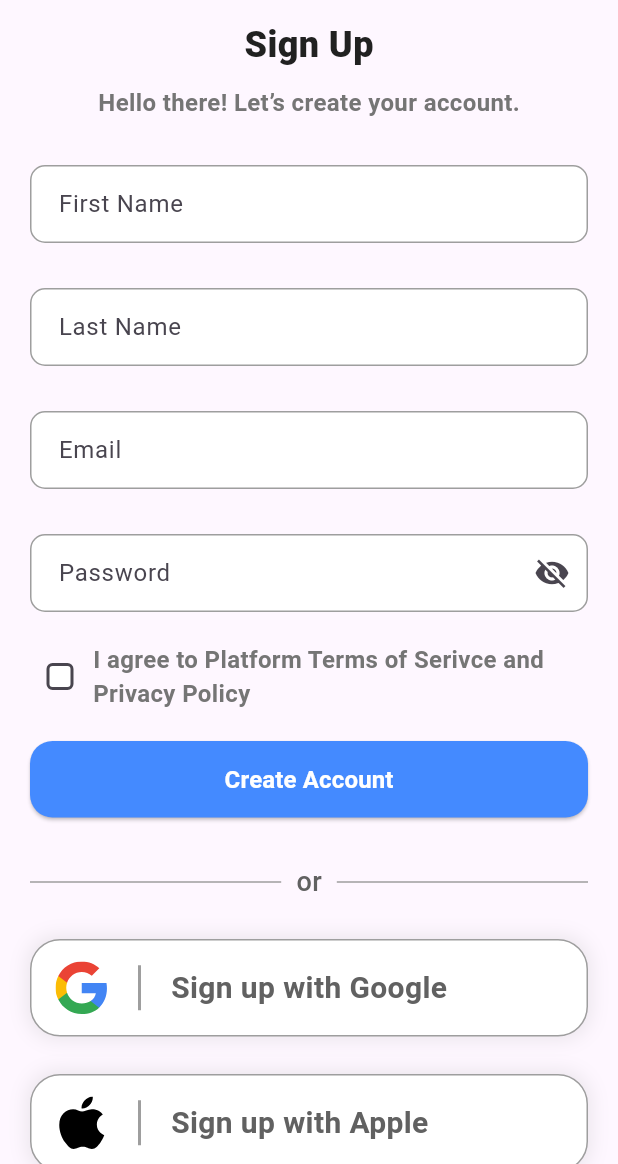
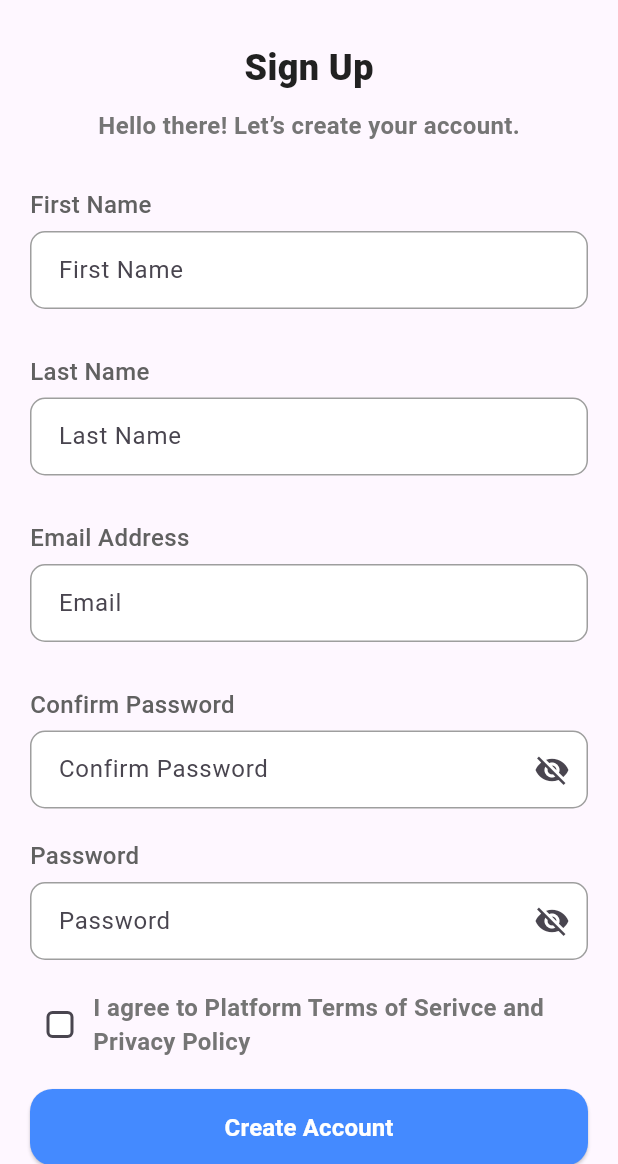
Before and after one commit to mhkaycey/HNG_AUTH, a Flutter app: the screen it shows after launch, after a tap on "Sign Up?", on a phone screen of 412 x 824 dp, the part 72-1236 px from its top. Run offline on Flutter 3.47's test engine with Material 3 defaults, Android fonts, the phone set to English and light mode, and no system bars; our stand-ins replace flutter_svg, logger.

Commit message:
feat: enhance login and registration screens with labels and improved padding

```diff
--- a/auth_ui/lib/screens/login_screen.dart
+++ b/auth_ui/lib/screens/login_screen.dart
@@ -75,7 +75,7 @@ class _LoginState extends State<Login> {
 ),
       body: SingleChildScrollView(
         child: Container(
-          padding: EdgeInsets.symmetric(horizontal: 20.0, vertical: 5.0),
+          padding: EdgeInsets.symmetric(horizontal: 20.0, vertical: 20.0),
           child: Column(
             children: [
               Center(
@@ -102,12 +102,14 @@ class _LoginState extends State<Login> {
                 controller: emailController,
                 hintText: "Email",
                 keyboardType: TextInputType.emailAddress,
+                label: "Email Address",
               ),
               SizedBox(height: 30.0,),
               CustomInput(
                 controller: passwordController,
                 hintText: "Password",
                 isPassword: true,
+                 label: "Password",
               ),
               SizedBox(height:20.0),
               CustomCheckbox(
--- a/auth_ui/lib/screens/register_screen.dart
+++ b/auth_ui/lib/screens/register_screen.dart
@@ -18,12 +18,14 @@ class  Register  extends StatefulWidget {
 
 class _RegisterState extends State<Register> {
    final TextEditingController passwordController = TextEditingController();
+    final TextEditingController confirmPasswordController = TextEditingController();
   final TextEditingController emailController = TextEditingController();
   final TextEditingController firstnameController = TextEditingController();
   final TextEditingController lastnameController = TextEditingController();
      @override
     void dispose() {
     passwordController.dispose();
+    confirmPasswordController.dispose();
     emailController.dispose();
     firstnameController.dispose();
     lastnameController.dispose();
@@ -80,7 +82,7 @@ class _RegisterState extends State<Register> {
 ),
       body: SingleChildScrollView(
         child: Container(
-          padding: EdgeInsets.symmetric(horizontal: 20.0, vertical: 5.0),
+          padding: EdgeInsets.symmetric(horizontal: 20.0, vertical: 20.0),
           child: Column(
             children: [
               Center(
@@ -106,24 +108,36 @@ class _RegisterState extends State<Register> {
                CustomInput(
                 controller: firstnameController,
                 hintText: "First Name",
+                label: "First Name",
                 keyboardType: TextInputType.text,
               ),
               SizedBox(height: 30.0,),
               CustomInput(
                 controller: lastnameController,
                 hintText: "Last Name",
+                label: "Last Name",
                  keyboardType: TextInputType.text,
               ),
                SizedBox(height: 30.0,),
               CustomInput(
                 controller: emailController,
                 hintText: "Email",
+                label: "Email Address",
                 keyboardType: TextInputType.emailAddress,
               ),
               SizedBox(height: 30.0,),
               CustomInput(
+                controller: confirmPasswordController,
+                hintText: "Confirm Password",
+                 label: "Confirm Password",
+                isPassword: true,
+              ),
+              SizedBox(height:20.0),
+
+              CustomInput(
                 controller: passwordController,
                 hintText: "Password",
+                label: "Password",
                 isPassword: true,
               ),
               SizedBox(height:20.0),
@@ -186,6 +200,7 @@ class _RegisterState extends State<Register> {
           onPressed: () {
           },
         ),
+        SizedBox(height:20.0),
             ],
           ),
         ),
--- a/auth_ui/lib/widgets/components/custom_input.dart
+++ b/auth_ui/lib/widgets/components/custom_input.dart
@@ -3,6 +3,7 @@ import 'package:flutter/material.dart';
 class CustomInput extends StatefulWidget {
   final TextEditingController controller;
   final String hintText;
+  final String? label; // optional label
   final bool isPassword;
   final TextInputType keyboardType;
 
@@ -10,6 +11,7 @@ class CustomInput extends StatefulWidget {
     super.key,
     required this.controller,
     required this.hintText,
+    this.label,
     this.isPassword = false,
     this.keyboardType = TextInputType.text,
   });
@@ -23,7 +25,22 @@ class _CustomInputState extends State<CustomInput> {
 
   @override
   Widget build(BuildContext context) {
-    return TextField(
+    return Column(
+      crossAxisAlignment: CrossAxisAlignment.start,
+      children: [
+        if (widget.label != null)
+          Padding(
+            padding: const EdgeInsets.only(bottom: 6.0),
+            child: Text(
+              widget.label!,
+              style: TextStyle(
+                fontSize: 16,
+                fontWeight: FontWeight.w500,
+                color: Colors.grey[700],
+              ),
+            ),
+          ),
+        TextField(
           controller: widget.controller,
           obscureText: widget.isPassword ? _obscure : false,
           keyboardType: widget.keyboardType,
@@ -36,7 +53,6 @@ class _CustomInputState extends State<CustomInput> {
               borderRadius: BorderRadius.circular(10.0),
               borderSide: const BorderSide(color: Colors.grey),
             ),
-
             focusedBorder: OutlineInputBorder(
               borderRadius: BorderRadius.circular(15.0),
               borderSide: const BorderSide(color: Colors.blue, width: 2),
@@ -54,6 +70,8 @@ class _CustomInputState extends State<CustomInput> {
                   )
                 : null,
           ),
+        ),
+      ],
     );
   }
 }
```
Lines whose indentation alone changed are shown as unchanged.
